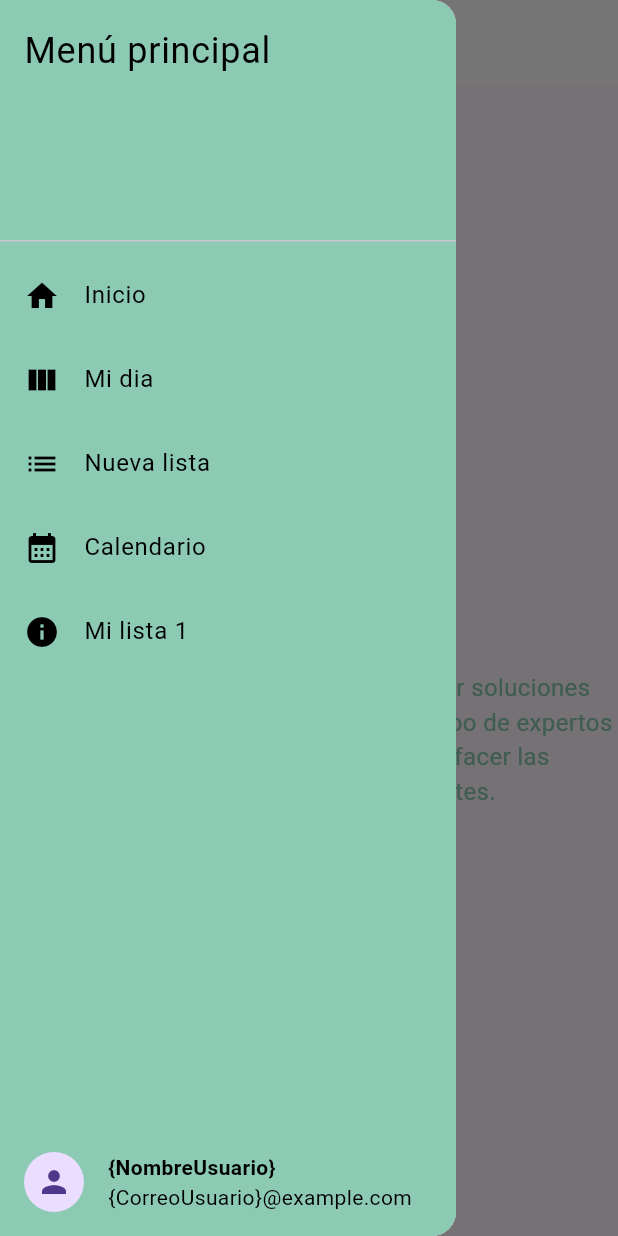
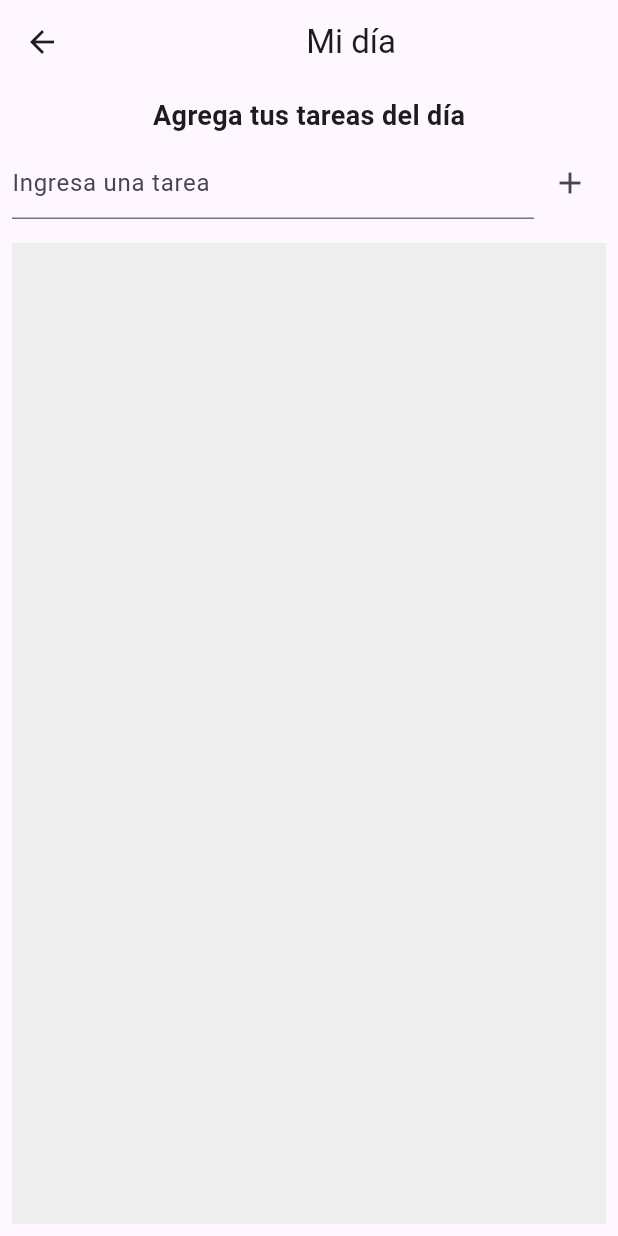
Before and after one commit to ElAx7/ProyectoMoviles, a Flutter app: the HomePage screen opened directly, after a tap on the "menu" icon, after a tap on "Mi dia", on a phone screen of 412 x 824 dp. Run offline on Flutter 3.47's test engine with Material 3 defaults, Android fonts, the phone set to English and light mode, and no system bars.

Commit message:
Correct Navigation
- LoginPage
- HomePage
- CalendarioScreen
- MyDay
- MyList
- NewList

```diff
--- a/lib/screens/auth/login_page.dart
+++ b/lib/screens/auth/login_page.dart
@@ -106,7 +106,7 @@ class _LoginScreenState extends State<LoginScreen> {
               ),
             ),
             child: Text(
-              "Entrar>",
+              "Entrar >",
               style: TextStyle(
                 fontSize: 20,
                 fontWeight: FontWeight.bold,
--- a/lib/screens/home/home_page.dart
+++ b/lib/screens/home/home_page.dart
@@ -1,4 +1,8 @@
 import 'package:flutter/material.dart';
+import 'package:proyeto_moviles/screens/lists/calendario_screen.dart';
+import 'package:proyeto_moviles/screens/lists/new_list.dart';
+import 'package:proyeto_moviles/screens/lists/my_day.dart';
+import 'package:proyeto_moviles/screens/lists/my_list.dart';
 
 class HomePage extends StatelessWidget {
   @override
@@ -17,11 +21,11 @@ class HomePage extends StatelessWidget {
           },
         ),
         title: Text('Hola {NombreUsuario}'),
-        backgroundColor: Colors.white, // Fondo blanco en el AppBar
+        backgroundColor: Colors.white,
       ),
       drawer: Drawer(
         child: Container(
-          color: Color(0xFF8CCAB4), // Fondo del Drawer con el color deseado
+          color: Color(0xFF8CCAB4),
           child: Column(
             children: [
               Expanded(
@@ -41,18 +45,17 @@ class HomePage extends StatelessWidget {
                       ),
                     ),
                     ListTile(
-                      leading: Icon(Icons.home, color: Colors.black),
-                      title:
-                          Text('Inicio', style: TextStyle(color: Colors.black)),
-                      onTap: () {
-                      },
-                    ),
-                    ListTile(
                       leading:
                           Icon(Icons.view_column_sharp, color: Colors.black),
                       title:
                           Text('Mi dia', style: TextStyle(color: Colors.black)),
                       onTap: () {
+                        Navigator.push(
+                          context,
+                          MaterialPageRoute(
+                            builder: (context) => my_day(),
+                          ),
+                        );
                       },
                     ),
                     ListTile(
@@ -60,6 +63,12 @@ class HomePage extends StatelessWidget {
                       title: Text('Nueva lista',
                           style: TextStyle(color: Colors.black)),
                       onTap: () {
+                        Navigator.push(
+                          context,
+                          MaterialPageRoute(
+                            builder: (context) => new_list(),
+                          ),
+                        );
                       },
                     ),
                     ListTile(
@@ -67,6 +76,12 @@ class HomePage extends StatelessWidget {
                       title: Text('Calendario',
                           style: TextStyle(color: Colors.black)),
                       onTap: () {
+                        Navigator.push(
+                          context,
+                          MaterialPageRoute(
+                            builder: (context) => calendario_screen(),
+                          ),
+                        );
                       },
                     ),
                     ListTile(
@@ -74,6 +89,12 @@ class HomePage extends StatelessWidget {
                       title: Text('Mi lista 1',
                           style: TextStyle(color: Colors.black)),
                       onTap: () {
+                        Navigator.push(
+                          context,
+                          MaterialPageRoute(
+                            builder: (context) => my_list(),
+                          ),
+                        );
                       },
                     ),
                   ],
--- a/lib/screens/lists/calendario_screen.dart
+++ b/lib/screens/lists/calendario_screen.dart
@@ -1,5 +1,6 @@
 import 'package:flutter/material.dart';
-import 'package:proyeto_moviles/main.dart';
+// Remove the unused import directive
+//import 'package:proyeto_moviles/main.dart';
 
 class calendario_screen extends StatefulWidget {
   @override
--- /dev/null
+++ b/lib/screens/lists/my_day.dart
@@ -0,0 +1,111 @@
+import 'package:flutter/material.dart';
+import 'package:proyeto_moviles/screens/home/home_page.dart';
+
+void main() {
+  runApp(my_day());
+}
+
+class my_day extends StatelessWidget {
+  @override
+  Widget build(BuildContext context) {
+    return MaterialApp(
+      title: 'My Day',
+      theme: ThemeData(
+        primarySwatch: Colors.blue,
+      ),
+      home: MyDayScreen(),
+    );
+  }
+}
+
+class MyDayScreen extends StatefulWidget {
+  @override
+  _MyDayScreenState createState() => _MyDayScreenState();
+}
+
+class _MyDayScreenState extends State<MyDayScreen> {
+  final List<String> _items = <String>[];
+  final TextEditingController _textFieldController = TextEditingController();
+
+  @override
+  Widget build(BuildContext context) {
+    return Scaffold(
+      appBar: AppBar(
+        title: Center(child: Text('Mi día')),
+        leading: IconButton(
+          icon: Icon(Icons.arrow_back),
+          onPressed: () {
+            Navigator.pop(context);
+          },
+        ),
+      ),
+      body: Column(
+        crossAxisAlignment: CrossAxisAlignment.center,
+        children: <Widget>[
+          Padding(
+            padding: const EdgeInsets.all(8.0),
+            child: Column(
+              crossAxisAlignment: CrossAxisAlignment.center,
+              children: <Widget>[
+                Text(
+                  'Agrega tus tareas del día',
+                  style: TextStyle(
+                    fontSize: 18,
+                    fontWeight: FontWeight.bold,
+                  ),
+                ),
+                SizedBox(height: 8),
+                Row(
+                  children: [
+                    Expanded(
+                      child: TextField(
+                        controller: _textFieldController,
+                        decoration: InputDecoration(
+                          hintText: 'Ingresa una tarea',
+                        ),
+                      ),
+                    ),
+                    IconButton(
+                      icon: Icon(Icons.add),
+                      onPressed: () {
+                        setState(() {
+                          _items.add(_textFieldController.text);
+                          _textFieldController.clear();
+                        });
+                      },
+                    ),
+                  ],
+                ),
+              ],
+            ),
+          ),
+          Expanded(
+            child: Padding(
+              padding: const EdgeInsets.all(8.0),
+              child: Container(
+                color: Colors.grey[200],
+                child: ListView(
+                  children: _getItems(),
+                ),
+              ),
+            ),
+          ),
+        ],
+      ),
+    );
+  }
+
+  Widget _buildTodoItem(String title) {
+    return ListTile(
+      title: Text(title),
+    );
+  }
+
+  List<Widget> _getItems() {
+    final List<Widget> _todoWidgets = <Widget>[];
+    for (String title in _items) {
+      _todoWidgets.add(_buildTodoItem(title));
+    }
+    return _todoWidgets;
+  }
+}
--- a/lib/screens/lists/new_list.dart
+++ b/lib/screens/lists/new_list.dart
@@ -8,7 +8,7 @@ class new_list extends StatelessWidget {
       appBar: AppBar(
         title: Center(child: Text('Nueva Lista')),
         leading: IconButton(
-          icon: Icon(Icons.close),
+          icon: Icon(Icons.arrow_back),
           onPressed: () {
             Navigator.pop(context); // Cierra la pantalla actual
           },
```
Also changed, not shown: lib/screens/lists/my_list.dart (added, +125 -0 lines).
